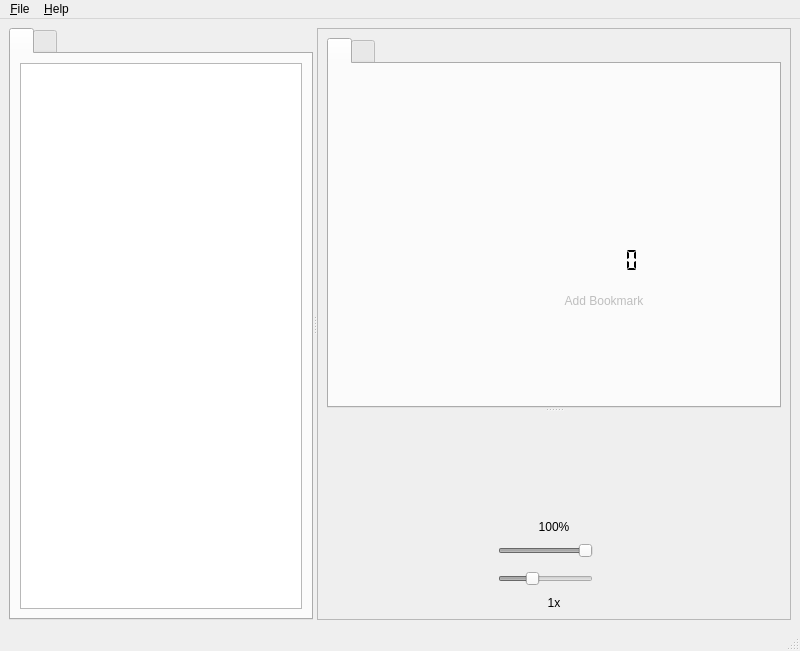
The window that mainwindow.ui (aario/qtible) describes before a commit, drawn with Qt 5.
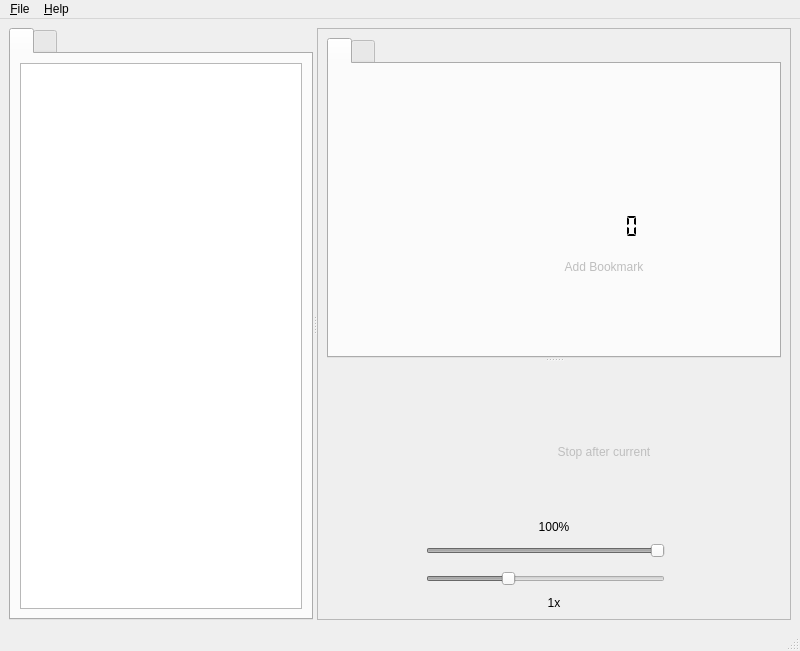
The same window after the commit. Icons and pictures are not drawn. Custom widgets are drawn as their Qt base class.

Commit message: Implemented stop after current track

```diff
--- a/mainwindow.ui
+++ b/mainwindow.ui
@@ -924,6 +924,102 @@
                 </item>
                </layout>
               </item>
+              <item>
+               <layout class="QHBoxLayout" name="horizontalLayoutStopAfterCurrent">
+                <item>
+                 <spacer name="horizontalSpacer_7">
+                  <property name="orientation">
+                   <enum>Qt::Horizontal</enum>
+                  </property>
+                  <property name="sizeHint" stdset="0">
+                   <size>
+                    <width>40</width>
+                    <height>20</height>
+                   </size>
+                  </property>
+                 </spacer>
+                </item>
+                <item>
+                 <widget class="QPushButton" name="pushButtonStopAfterCurrentWithIcon">
+                  <property name="enabled">
+                   <bool>false</bool>
+                  </property>
+                  <property name="maximumSize">
+                   <size>
+                    <width>16777209</width>
+                    <height>16777215</height>
+                   </size>
+                  </property>
+                  <property name="font">
+                   <font>
+                    <pointsize>24</pointsize>
+                   </font>
+                  </property>
+                  <property name="cursor">
+                   <cursorShape>PointingHandCursor</cursorShape>
+                  </property>
+                  <property name="styleSheet">
+                   <string notr="true">:hover:!pressed {
+border-style: solid;
+}</string>
+                  </property>
+                  <property name="text">
+                   <string/>
+                  </property>
+                  <property name="icon">
+                   <iconset resource="resources.qrc">
+                    <normaloff>:/graphics/images/right-to-bracket.svg</normaloff>:/graphics/images/right-to-bracket.svg</iconset>
+                  </property>
+                  <property name="iconSize">
+                   <size>
+                    <width>24</width>
+                    <height>24</height>
+                   </size>
+                  </property>
+                  <property name="checkable">
+                   <bool>true</bool>
+                  </property>
+                  <property name="flat">
+                   <bool>true</bool>
+                  </property>
+                 </widget>
+                </item>
+                <item>
+                 <widget class="QPushButton" name="pushButtonStopAfterCurrent">
+                  <property name="enabled">
+                   <bool>false</bool>
+                  </property>
+                  <property name="styleSheet">
+                   <string notr="true">:hover:!pressed {
+border-style: solid;
+}</string>
+                  </property>
+                  <property name="text">
+                   <string>Stop after current</string>
+                  </property>
+                  <property name="checkable">
+                   <bool>false</bool>
+                  </property>
+                  <property name="flat">
+                   <bool>true</bool>
+                  </property>
+                 </widget>
+                </item>
+                <item>
+                 <spacer name="horizontalSpacer_8">
+                  <property name="orientation">
+                   <enum>Qt::Horizontal</enum>
+                  </property>
+                  <property name="sizeHint" stdset="0">
+                   <size>
+                    <width>40</width>
+                    <height>20</height>
+                   </size>
+                  </property>
+                 </spacer>
+                </item>
+               </layout>
+              </item>
               <item>
                <spacer name="verticalSpacerPlayerButtonsBottom">
                 <property name="orientation">
```
Left out of the diff: 6 changed lines with no effect on the pictures. The commit also changes 6 other files.
